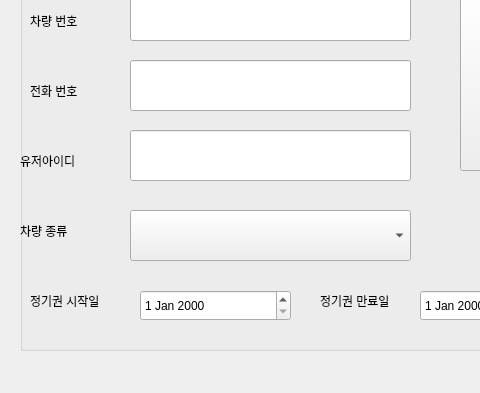
First picture: the form in client/main/updateUserInfo.ui, repository addinedu-ros-8th/iot-repo-2, before the edit; both pictures show x 0 to 480 and y 350 to 743 of the 655 by 743 pixel window.
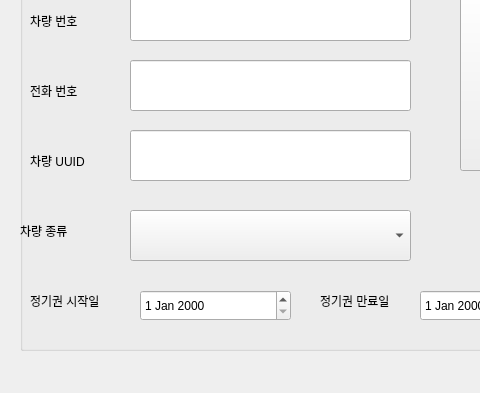
Second picture: the form after the edit.

Commit message:
Change User ID to Car UUID
<main>
* 회원가입 UI, 회원 수정 UI의 '유저ID' 항목을 '차량 UUID'로 라벨 Text 변경

Patch:
```diff
--- a/client/main/updateUserInfo.ui
+++ b/client/main/updateUserInfo.ui
@@ -196,14 +196,14 @@
     <widget class="QLabel" name="label_7">
      <property name="geometry">
       <rect>
-       <x>0</x>
+       <x>10</x>
        <y>260</y>
        <width>101</width>
        <height>41</height>
       </rect>
      </property>
      <property name="text">
-      <string>유저아이디</string>
+      <string>차량 UUID</string>
      </property>
     </widget>
     <widget class="QLineEdit" name="Editname">
```
The commit also changes 1 other file.
